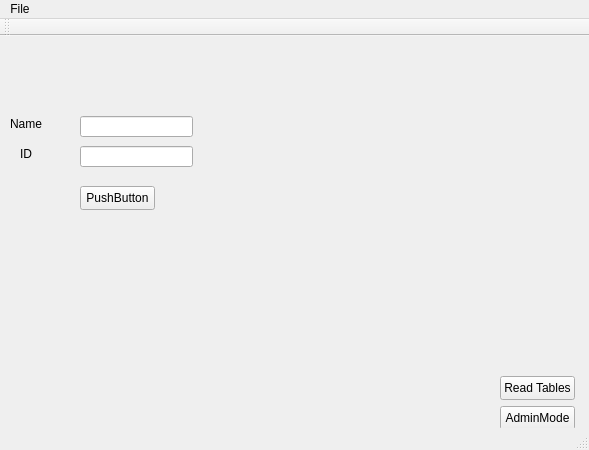
JohnnyLiang-OTU/Lab_Helper, file Attendance_Qt/Attendance_Qt.ui: the form before one commit.
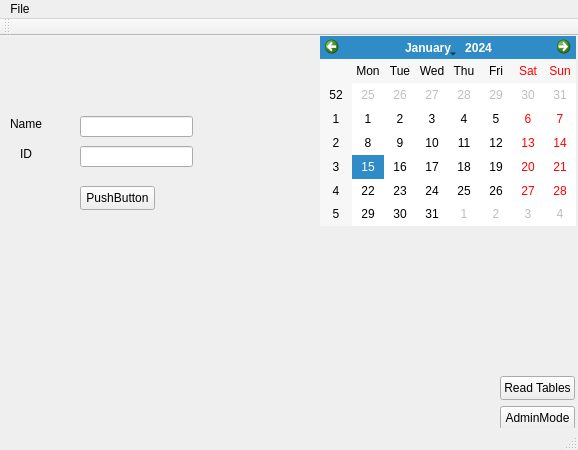
The form after the commit.

What changed in the file:
```diff
--- a/Attendance_Qt/Attendance_Qt.ui
+++ b/Attendance_Qt/Attendance_Qt.ui
@@ -6,7 +6,7 @@
    <rect>
     <x>0</x>
     <y>0</y>
-    <width>589</width>
+    <width>578</width>
     <height>450</height>
    </rect>
   </property>
@@ -102,13 +102,23 @@
      <string>Read Tables</string>
     </property>
    </widget>
+   <widget class="QCalendarWidget" name="calendarWidget">
+    <property name="geometry">
+     <rect>
+      <x>320</x>
+      <y>0</y>
+      <width>256</width>
+      <height>190</height>
+     </rect>
+    </property>
+   </widget>
   </widget>
   <widget class="QMenuBar" name="menuBar">
    <property name="geometry">
     <rect>
      <x>0</x>
      <y>0</y>
-     <width>589</width>
+     <width>578</width>
      <height>22</height>
     </rect>
    </property>
```
